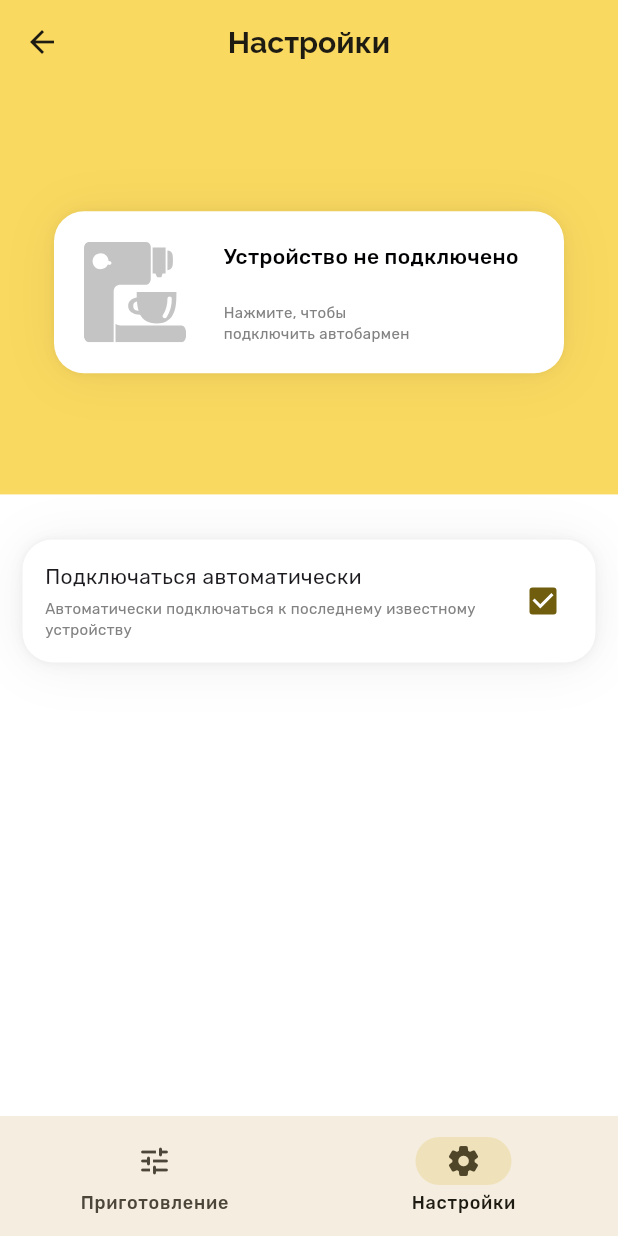
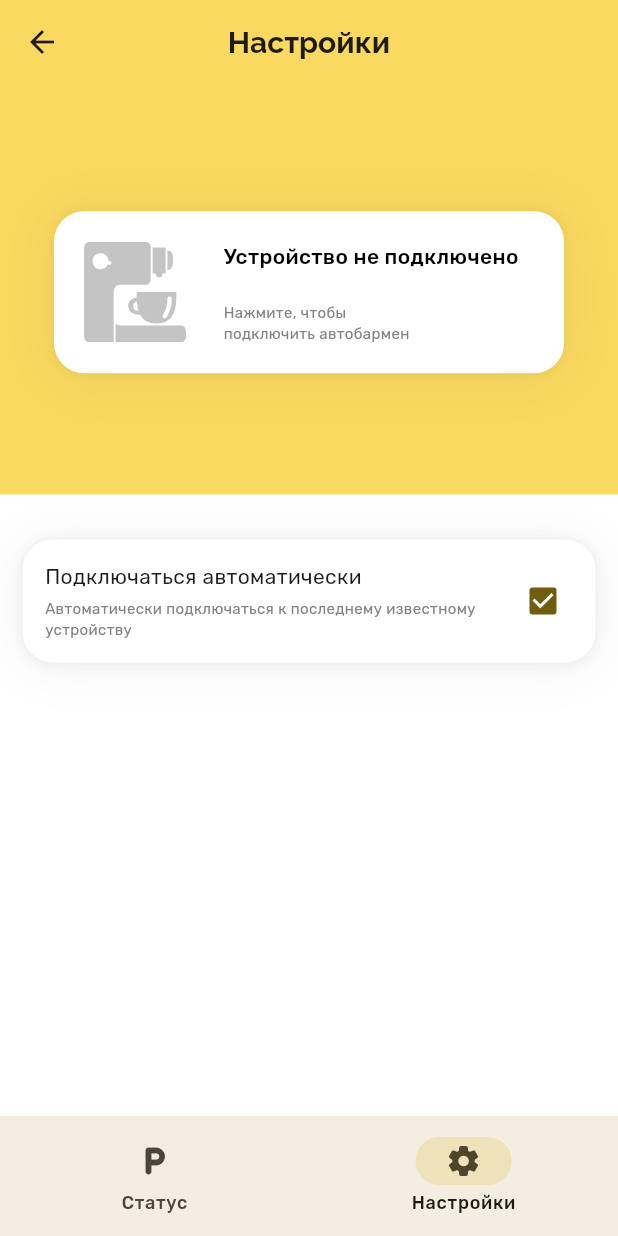
Before and after one commit to vladgaf/parking_future, a Flutter app: the HomePage screen opened by its route, item 2 of the bottom bar chosen, on a phone screen of 412 x 824 dp. Run offline on Flutter 3.47's test engine with Material 3 defaults, Android fonts, the phone set to English and light mode, and no system bars; our stand-ins replace bloc, cached_network_image, dio, equatable, flutter_bloc, flutter_bluetooth_serial and 11 more; accounts and stored records are empty; statements that could not run were skipped.

Commit message:
clean 2 add locale

```diff
--- a/lib/presentation/pages/home/home.dart
+++ b/lib/presentation/pages/home/home.dart
@@ -46,7 +46,6 @@ class HomePageState extends State<HomePage> {
   @override
   Widget build(BuildContext context) {
     return Scaffold(
-      /// В TuningFragment свой Scaffold
       primary: index != 0,
       body: MultiProvider(
         providers: [
@@ -54,20 +53,13 @@ class HomePageState extends State<HomePage> {
         ],
         child: bodies[index],
       ),
-      floatingActionButton: index != 0
-          ? null
-          : FloatingActionButton.extended(
-              onPressed: startPour,
-              icon: const Icon(Icons.local_drink_rounded),
-              label: const Text(Strings.pour),
-            ),
       bottomNavigationBar: NavigationBar(
         onDestinationSelected: setIndex,
         selectedIndex: index,
         destinations: const [
           NavigationDestination(
-            icon: Icon(Icons.tune_rounded),
-            label: Strings.tuning,
+            icon: Icon(Icons.local_parking_rounded),
+            label: Strings.status,
           ),
           NavigationDestination(
             icon: Icon(Icons.settings_rounded),
--- a/lib/presentation/strings.dart
+++ b/lib/presentation/strings.dart
@@ -28,9 +28,7 @@ class Strings {
 
   // * Home
 
-  static const tuning = 'Приготовление';
-  static const cocktails = 'Коктейли';
-  static const stats = 'Статистика';
+  static const status = 'Статус';
   static const settings = 'Настройки';
 
   // * Common
```
Also changed, not shown: lib/presentation/fragments/tuning/widgets/name_picker.dart (deleted, +0 -77 lines), lib/presentation/fragments/tuning/widgets/volume_dialog.dart (deleted, +0 -58 lines).
